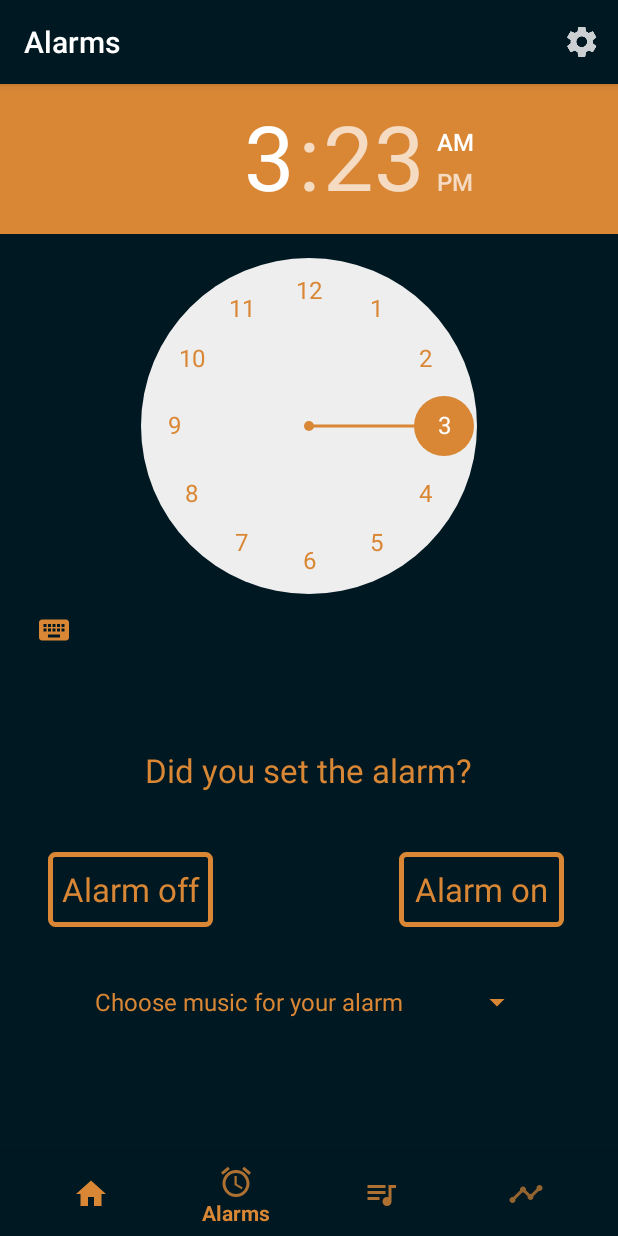
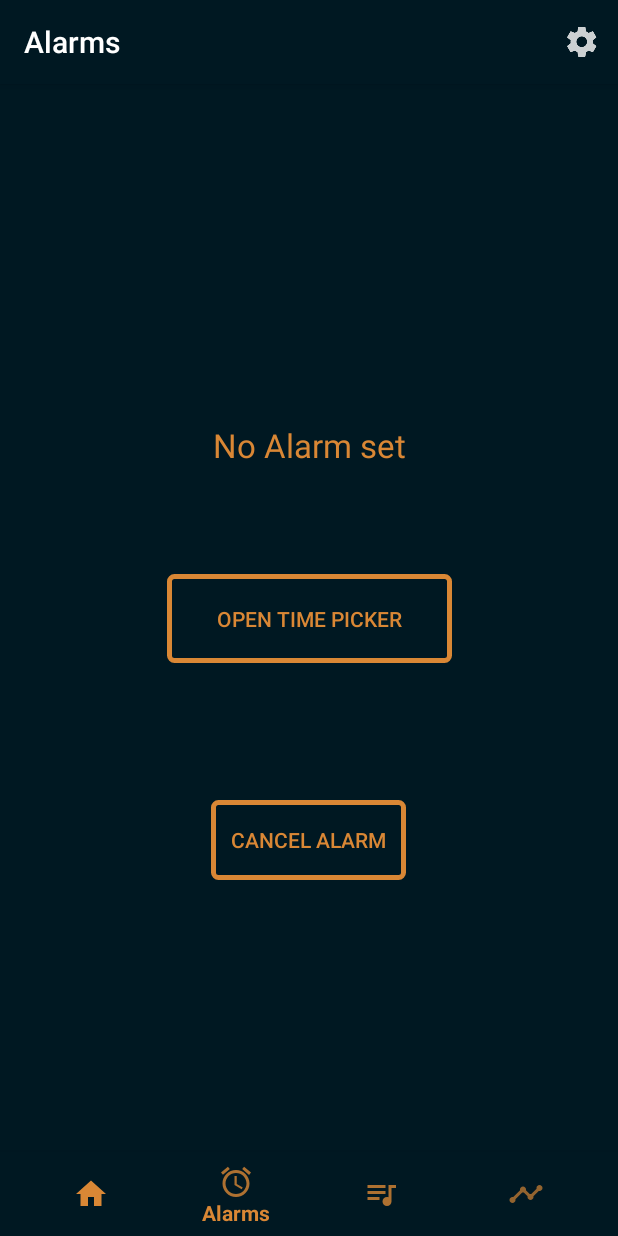
Before and after one commit to Sleewell/POC-Sleewell, an Android app: the AlarmsFragment screen opened through its navigation route, on a phone screen of 412 x 824 dp. Run offline under Robolectric (Android 15) with nearby library versions, the phone set to English and light mode, and no system bars; our stand-ins replace navigation-ui; libraries missing offline, so code that uses them is left out: com.tomerrosenfeld.customanalogclockview; 3 statements that could not run were skipped.

Commit message:
+add new clock -del Error when open the timerpicker

```diff
--- a/app/src/main/java/com/example/sleewell/ui/alarms/AlarmsFragment.kt
+++ b/app/src/main/java/com/example/sleewell/ui/alarms/AlarmsFragment.kt
@@ -1,30 +1,34 @@
 package com.example.sleewell.ui.alarms
 
+import android.app.Activity
 import android.app.AlarmManager
 import android.app.PendingIntent
+import android.app.TimePickerDialog
 import android.content.Context
 import android.content.Intent
+import android.os.Build
 import android.os.Bundle
 import android.view.*
 import android.widget.*
+import androidx.annotation.RequiresApi
 import androidx.appcompat.app.AppCompatActivity
 import androidx.appcompat.widget.Toolbar
 import androidx.core.content.ContextCompat.getSystemService
+import androidx.fragment.app.DialogFragment
 import androidx.fragment.app.Fragment
 import androidx.lifecycle.Observer
 import androidx.lifecycle.ViewModelProviders
 import com.example.sleewell.R
+import java.text.DateFormat
 import java.util.*
+import android.widget.Button
+import android.widget.TextView
+import android.widget.TimePicker
 
-class AlarmsFragment : Fragment() {
 
+class AlarmsFragment : Fragment(), TimePickerDialog.OnTimeSetListener {
+    private var mTextView: TextView? = null
     private lateinit var alarmsViewModel: AlarmsViewModel
-    private lateinit var timePicker: TimePicker
-    private lateinit var updateText: TextView
-    private lateinit var alarmManager: AlarmManager
-    // private lateinit var context: Context
-    private lateinit var pendingIntent: PendingIntent
-    private var choose_music: Int = 0
 
     override fun onCreateView(
         inflater: LayoutInflater,
@@ -34,77 +38,52 @@ class AlarmsFragment : Fragment() {
         alarmsViewModel =
             ViewModelProviders.of(this).get(AlarmsViewModel::class.java)
         val root = inflater.inflate(R.layout.fragment_alarms, container, false)
+
         super.onCreate(savedInstanceState)
-        // context = this
-        alarmManager = this.context!!.getSystemService(Context.ALARM_SERVICE) as AlarmManager
-        timePicker = root.findViewById(R.id.timePicker)
-        updateText = root.findViewById(R.id.update_text)
-
-        val calendar = Calendar.getInstance()
-
-        val myIntent = Intent(context, AlarmReceiver::class.java)
-
-        val spinner = root.findViewById<Spinner>(R.id.spinner)
-        val adapter = ArrayAdapter.createFromResource(context!!, R.array.alarms_array, android.R.layout.simple_spinner_item)
-        adapter.setDropDownViewResource(android.R.layout.simple_spinner_dropdown_item)
-        spinner.adapter = adapter
-        //spinner.onItemSelectedListener =
-
-        val alarm_on = root.findViewById<Button>(R.id.alarm_on)
-        alarm_on.setOnClickListener {
-            calendar.set(Calendar.HOUR_OF_DAY, timePicker.hour)
-            calendar.set(Calendar.MINUTE, timePicker.minute)
-
-            val hour = timePicker.hour
-            val minute = timePicker.minute
-            val hour_string = hour.toString()
-            val minute_string = minute.toString()
-
-            setAlarmText("Alarm set to $hour_string:$minute_string")
-
-            myIntent.putExtra("extra", "alarm on")
-
-            myIntent.putExtra("music_choice", choose_music)
-
-            pendingIntent = PendingIntent.getBroadcast(
-                context!!,
-                0,
-                myIntent,
-                PendingIntent.FLAG_UPDATE_CURRENT
-            )
-            alarmManager.set(AlarmManager.RTC_WAKEUP, calendar.timeInMillis, pendingIntent)
+        mTextView = root.findViewById(R.id.textView)
+        var buttonTimePicker = root.findViewById<Button>(R.id.button_timepicker)
+        buttonTimePicker.setOnClickListener {
+            val timePicker: DialogFragment = TimePickerFragment()
+            timePicker.show(activity!!.supportFragmentManager, "time picker")
         }
 
-        val alarm_off = root.findViewById<Button>(R.id.alarm_off)
-        alarm_off.setOnClickListener {
-            setAlarmText("Alarm off")
-
-            val alarmUp = PendingIntent.getBroadcast(
-                context, 0,
-                Intent("com.my.package.MY_UNIQUE_ACTION"),
-                PendingIntent.FLAG_NO_CREATE
-            ) != null
-            if (alarmUp)
-                alarmManager.cancel(pendingIntent)
-
-            myIntent.putExtra("extra", "alarm off")
-
-            myIntent.putExtra("music_choice", choose_music)
-            context!!.sendBroadcast(myIntent)
-        }
+        var buttonCancelAlarm = root.findViewById<Button>(R.id.button_cancel)
+        buttonCancelAlarm.setOnClickListener { cancelAlarm() }
         return root
     }
 
-    private fun setAlarmText(output: String) {
-        updateText.text = output
+    override fun onTimeSet(view: TimePicker, hourOfDay: Int, minute: Int) {
+        val c = Calendar.getInstance()
+        c[Calendar.HOUR_OF_DAY] = hourOfDay
+        c[Calendar.MINUTE] = minute
+        c[Calendar.SECOND] = 0
+        updateTimeText(c)
+        startAlarm(c)
     }
 
-    override fun onOptionsItemSelected(item: MenuItem): Boolean {
-        val id = item.itemId
+    private fun updateTimeText(c: Calendar) {
+        var timeText: String? = "Alarm set for: "
+        timeText += DateFormat.getTimeInstance(DateFormat.SHORT).format(c.time)
+        mTextView!!.text = timeText
+    }
 
-        return if (id == R.id.action_settings) {
-            true
-        } else super.onOptionsItemSelected(item)
+    private fun startAlarm(c: Calendar) {
+        val alarmManager = context!!.getSystemService(Context.ALARM_SERVICE) as AlarmManager
+        val intent = Intent(context, AlertReceiver::class.java)
+        val pendingIntent = PendingIntent.getBroadcast(context, 1, intent, 0)
+        if (c.before(Calendar.getInstance())) {
+            c.add(Calendar.DATE, 1)
+        }
+        alarmManager.setExact(AlarmManager.RTC_WAKEUP, c.timeInMillis, pendingIntent)
+    }
 
+    private fun cancelAlarm() {
+        val alarmManager = context!!.getSystemService(Context.ALARM_SERVICE) as AlarmManager
+        val intent = Intent(context, AlertReceiver::class.java)
+        val pendingIntent = PendingIntent.getBroadcast(context, 1, intent, 0)
+        alarmManager.cancel(pendingIntent)
+        mTextView!!.text = "Alarm canceled"
+        if (AlertReceiver.mp != null)
+            AlertReceiver.mp!!.stop()
     }
 }
--- a/app/src/main/res/layout/fragment_alarms.xml
+++ b/app/src/main/res/layout/fragment_alarms.xml
@@ -5,71 +5,60 @@
     android:layout_width="match_parent"
     android:layout_height="match_parent">
 
-    <TimePicker
+    <TextView
+        android:id="@+id/textView"
         android:layout_width="wrap_content"
         android:layout_height="wrap_content"
-        android:id="@+id/timePicker"
-        android:layout_alignParentLeft="true"
-        android:layout_alignParentStart="true" />
+        android:layout_centerHorizontal="true"
+        android:layout_marginStart="32dp"
+        android:layout_marginLeft="32dp"
+        android:layout_marginTop="225dp"
+        android:layout_marginEnd="32dp"
+        android:layout_marginRight="32dp"
+        android:layout_marginBottom="71dp"
+        android:text="No Alarm set"
+        android:textAppearance="?android:attr/textAppearanceLarge"
+        app:layout_constraintBottom_toTopOf="@+id/button_timepicker"
+        app:layout_constraintEnd_toEndOf="parent"
+        app:layout_constraintHorizontal_bias="0.502"
+        app:layout_constraintStart_toStartOf="parent"
+        app:layout_constraintTop_toTopOf="parent" />
 
     <Button
-        android:id="@+id/alarm_on"
-        android:layout_width="110dp"
-        android:layout_height="50dp"
-        android:layout_below="@+id/update_text"
-        android:layout_alignParentStart="true"
-        android:layout_alignParentLeft="true"
-        android:layout_marginEnd="36dp"
-        android:layout_marginRight="36dp"
-        android:layout_marginBottom="150dp"
+        android:id="@+id/button_timepicker"
+        android:layout_width="190dp"
+        android:layout_height="59dp"
+        android:layout_centerHorizontal="true"
+        android:layout_centerVertical="true"
+        android:layout_marginStart="32dp"
+        android:layout_marginLeft="32dp"
+        android:layout_marginEnd="32dp"
+        android:layout_marginRight="32dp"
         android:background="@drawable/button"
-        android:clickable="true"
-        android:text="Alarm on"
-        android:textAppearance="?android:attr/textAppearanceLarge"
+        android:text="open time picker"
         app:layout_constraintBottom_toBottomOf="parent"
-        app:layout_constraintEnd_toEndOf="parent" />
+        app:layout_constraintEnd_toEndOf="parent"
+        app:layout_constraintStart_toStartOf="parent"
+        app:layout_constraintTop_toTopOf="parent" />
 
     <Button
-        android:id="@+id/alarm_off"
-        android:layout_width="110dp"
-        android:layout_height="50dp"
-        android:layout_below="@+id/update_text"
-        android:layout_alignParentEnd="true"
-        android:layout_alignParentRight="true"
+        android:id="@+id/button_cancel"
+        android:layout_width="130dp"
+        android:layout_height="53dp"
+        android:layout_below="@id/button_timepicker"
+        android:layout_centerHorizontal="true"
         android:layout_marginStart="32dp"
         android:layout_marginLeft="32dp"
-        android:layout_marginBottom="150dp"
+        android:layout_marginTop="89dp"
+        android:layout_marginEnd="32dp"
+        android:layout_marginRight="32dp"
+        android:layout_marginBottom="180dp"
         android:background="@drawable/button"
-        android:clickable="true"
-        android:text="Alarm off"
-        android:textAppearance="?android:attr/textAppearanceLarge"
-        app:layout_constraintBottom_toBottomOf="parent"
-        app:layout_constraintStart_toStartOf="parent" />
-
-    <TextView
-        android:id="@+id/update_text"
-        android:layout_width="wrap_content"
-        android:layout_height="wrap_content"
-        android:layout_below="@+id/timePicker"
-        android:layout_centerHorizontal="true"
-        android:layout_marginBottom="240dp"
-        android:text="Did you set the alarm?"
-        android:textAppearance="?android:attr/textAppearanceLarge"
+        android:text="cancel alarm"
         app:layout_constraintBottom_toBottomOf="parent"
         app:layout_constraintEnd_toEndOf="parent"
         app:layout_constraintHorizontal_bias="0.497"
-        app:layout_constraintStart_toStartOf="parent" />
-
-    <Spinner
-        android:id="@+id/spinner"
-        android:layout_width="300dp"
-        android:layout_height="40dp"
-        android:layout_below="@+id/alarm_on"
-        android:layout_centerHorizontal="true"
-        android:layout_marginBottom="80dp"
-        app:layout_constraintBottom_toBottomOf="parent"
-        app:layout_constraintEnd_toEndOf="parent"
-        app:layout_constraintHorizontal_bias="0.495"
-        app:layout_constraintStart_toStartOf="parent" />
+        app:layout_constraintStart_toStartOf="parent"
+        app:layout_constraintTop_toBottomOf="@+id/button_timepicker" />
 
 </androidx.constraintlayout.widget.ConstraintLayout>
```
Also changed, not shown: app/src/main/java/com/example/sleewell/ui/alarms/AlarmReceiver.kt (deleted, +0 -20 lines), app/src/main/java/com/example/sleewell/ui/alarms/AlertReceiver.kt (added, +28 -0 lines), app/src/main/java/com/example/sleewell/ui/alarms/NotificationHelper.kt (added, +52 -0 lines), app/src/main/java/com/example/sleewell/ui/alarms/RingtonePlayingService.kt (deleted, +0 -101 lines), app/src/main/java/com/example/sleewell/ui/alarms/TimePickerFragment.kt (added, +18 -0 lines), app/src/main/res/drawable-xxhdpi/logo_sleewell.png (added).
